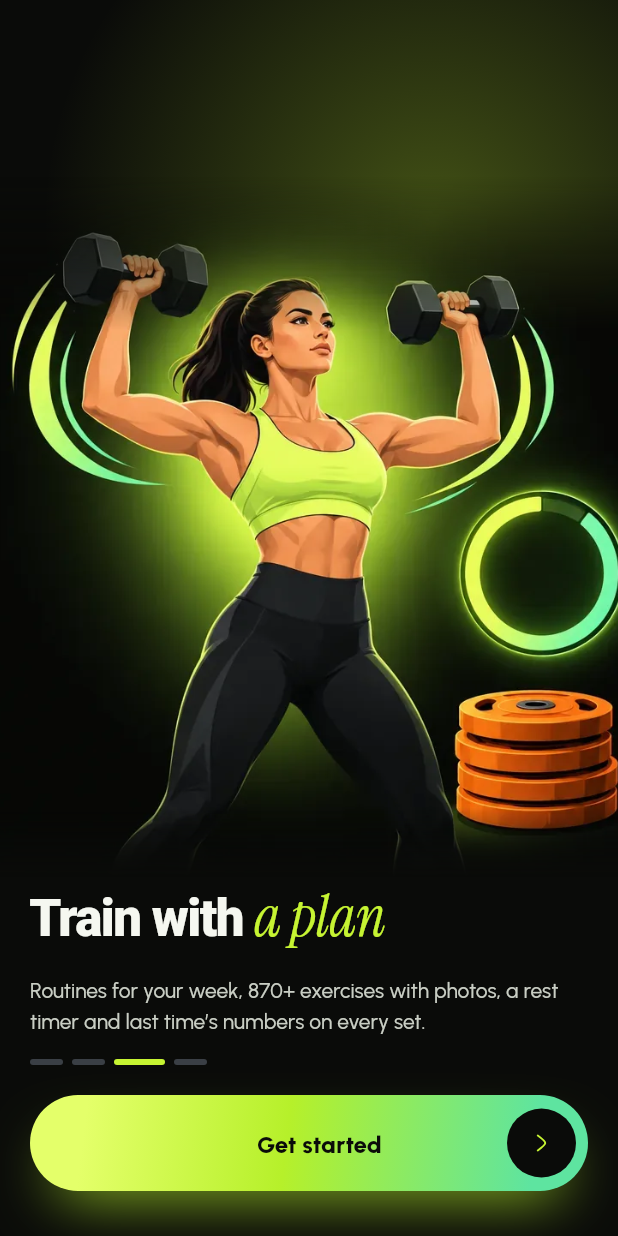
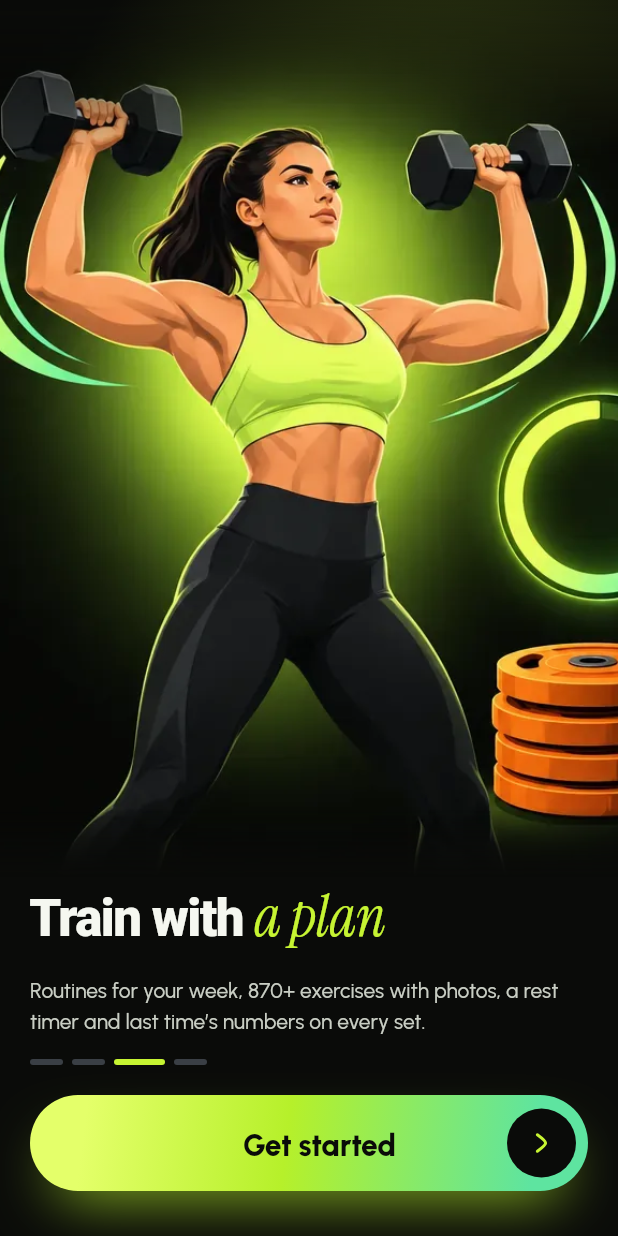
Before and after one commit to ghassanhani/Gymco, a Flutter app: the screen it shows after launch, swiped to page 3, on a phone screen of 412 x 824 dp. Run offline on Flutter 3.47's test engine with Material 3 defaults, Android fonts, the phone set to English and light mode, and no system bars; our stand-ins replace cached_network_image, flutter_local_notifications, flutter_riverpod, flutter_svg, flutter_timezone, go_router and 7 more; missing offline and left inert: mobile_scanner, openfoodfacts; accounts and stored records are empty.

Commit message:
Welcome: full-bleed feature pictures and a bigger Get started
Co-Authored-By: Claude Opus 5.5 <noreply@anthropic.com>
Claude-Session: https://claude.ai/code/session_01Qy3ujpfEKnqHMc5S23HbRe

```diff
--- a/lib/ui/onboarding/onboarding_screen.dart
+++ b/lib/ui/onboarding/onboarding_screen.dart
@@ -1082,23 +1082,21 @@ class _WelcomeState extends State<_Welcome> {
                   child: Column(
                     children: [
                       Expanded(
-                        child: ClipRect(
-                          child: Align(
-                            alignment: Alignment.bottomCenter,
-                            child: Transform.scale(
-                              scale: 1.22,
-                              alignment: Alignment.bottomCenter,
-                              // Its top and bottom melt into the background.
+                        // The picture fills the room above its title and melts into the background.
                         child: ShaderMask(
                           blendMode: BlendMode.dstIn,
                           shaderCallback: (r) => const LinearGradient(
                             begin: Alignment.topCenter,
                             end: Alignment.bottomCenter,
                             colors: [Colors.transparent, Colors.black, Colors.black, Colors.transparent],
-                                  stops: [0, 0.22, 0.9, 1],
+                            stops: [0, 0.18, 0.92, 1],
                           ).createShader(r),
-                                child: Image.asset(art, fit: BoxFit.fitWidth, semanticLabel: alt),
-                              ),
+                          child: SizedBox.expand(
+                            child: Image.asset(
+                              art,
+                              fit: BoxFit.cover,
+                              alignment: Alignment.bottomCenter,
+                              semanticLabel: alt,
                             ),
                           ),
                         ),
@@ -1185,7 +1183,12 @@ class _WelcomeState extends State<_Welcome> {
                           child: Text(
                             l.getStarted,
                             textAlign: TextAlign.center,
-                            style: const TextStyle(fontSize: 16, fontWeight: FontWeight.w800, color: Volt.ink),
+                            style: const TextStyle(
+                              fontSize: 20,
+                              fontWeight: FontWeight.w800,
+                              letterSpacing: -0.2,
+                              color: Volt.ink,
+                            ),
                           ),
                         ),
                         Container(
@@ -1193,7 +1196,7 @@ class _WelcomeState extends State<_Welcome> {
                           height: 46,
                           alignment: Alignment.center,
                           decoration: const BoxDecoration(shape: BoxShape.circle, color: Volt.ink),
-                          child: const VIcon('fwd', size: 20, color: Volt.brand),
+                          child: const VIcon('fwd', size: 22, color: Volt.brand, strokeWidth: 2.2),
                         ),
                       ],
                     ),
```
Lines whose indentation alone changed are shown as unchanged.
